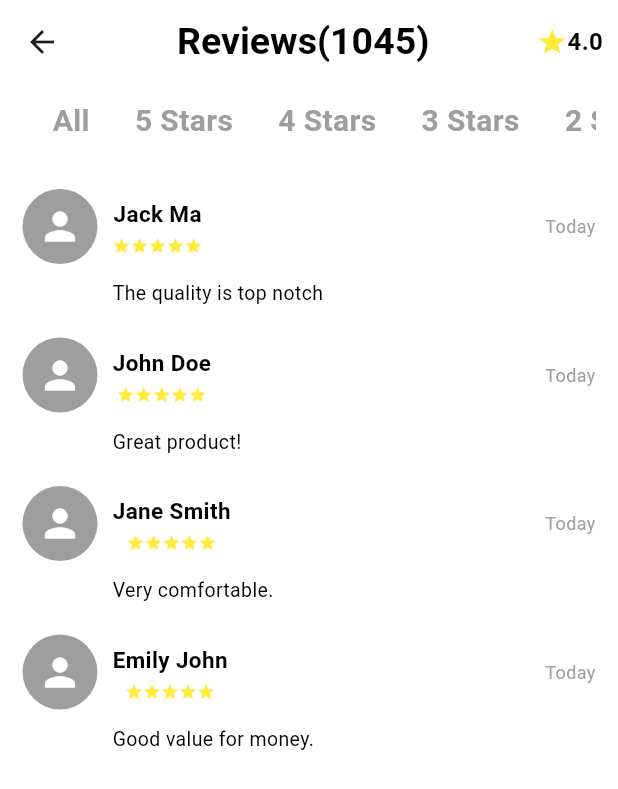
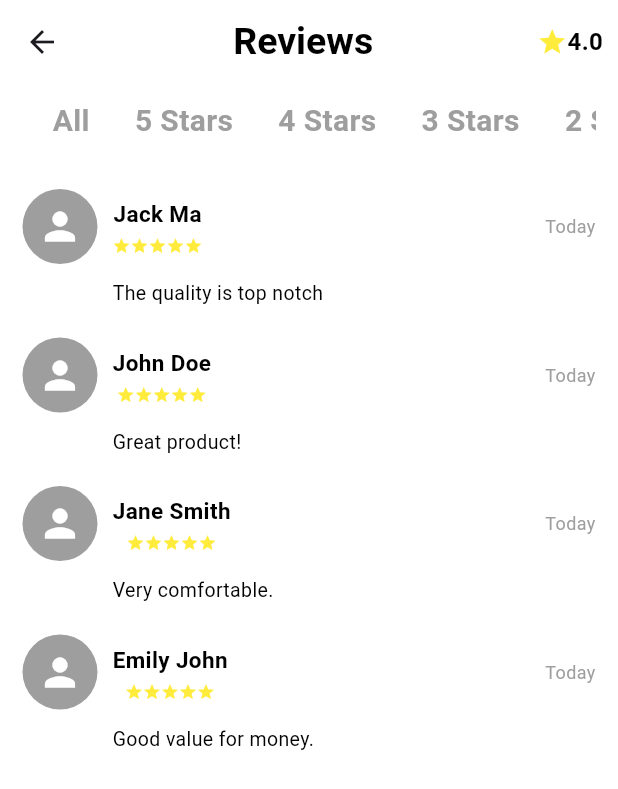
Before and after one commit to SmarikaAdhikari/SHOESLY, a Flutter app: the ReviewPage screen opened directly with sample values from the repository, on a phone screen of 412 x 824 dp. Shown: the top 789 px of the screen. Run offline on Flutter 3.47's test engine with Material 3 defaults, Android fonts, the phone set to English and light mode, and no system bars; our stand-ins replace flutter_riverpod, get, modal_bottom_sheet; missing offline and left inert: range_slider_flutter.

Commit message:
first commit

```diff
--- a/lib/Screens/NavBar/ordersumarypage.dart
+++ b/lib/Screens/NavBar/ordersumarypage.dart
@@ -119,6 +119,7 @@ class _OrderSummaryPageState extends ConsumerState<OrderSummaryPage> {
                       itemCount: cart.length,
                       itemBuilder: (context, index) => orderdetail(
                         cart[index],
+                        ref,
                       ),
                     ),
                   ),
--- a/lib/Screens/ProductDetail/reviewpage.dart
+++ b/lib/Screens/ProductDetail/reviewpage.dart
@@ -18,7 +18,7 @@ class _ReviewPageState extends State<ReviewPage> {
       appBar: AppBar(
         title: const Center(
           child: Text(
-            'Reviews(1045)',
+            'Reviews',
             style: Apptheme.titlebar,
           ),
         ),
--- a/lib/Widgets/order_widget.dart
+++ b/lib/Widgets/order_widget.dart
@@ -1,9 +1,12 @@
 import 'package:flutter/material.dart';
+import 'package:flutter_riverpod/flutter_riverpod.dart';
 import 'package:shoesly/Constants/theme.dart';
 import 'package:shoesly/Data/Model/product_model.dart';
+import 'package:shoesly/Data/Services/cart_service.dart';
 
 Widget orderdetail(
   Product cart,
+  WidgetRef ref,
 ) {
   return Column(
     crossAxisAlignment: CrossAxisAlignment.start,
@@ -17,7 +20,7 @@ Widget orderdetail(
           Text(cart.shortdescription, style: Ordertheme.titlegrey),
           const Spacer(),
           Text(
-            cart.price.toString(),
+            '\$ ${ref.watch(priceProvider).toStringAsFixed(2)}',
             style: Ordertheme.title,
           ),
         ],
```
